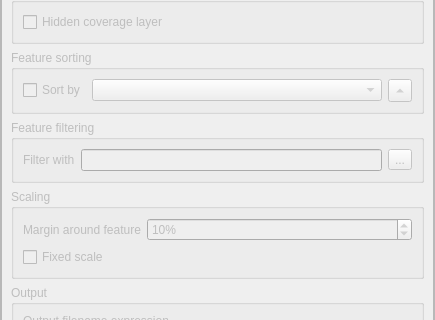
Above: src/ui/qgsatlascompositionwidgetbase.ui from carsmie/QGIS before the change; both pictures show x 0 to 435 and y 148 to 468 of the 435 by 596 pixel window. Below: the same form after it.
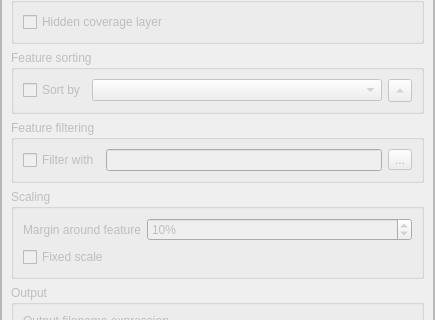
That is the form after the change. Custom widgets are drawn as their Qt base class.

Commit message: refs #7408 [Atlas] Add a checkbox on "filter with"

Diff of the .ui file:
```diff
--- a/src/ui/qgsatlascompositionwidgetbase.ui
+++ b/src/ui/qgsatlascompositionwidgetbase.ui
@@ -91,7 +91,7 @@
            <x>0</x>
            <y>0</y>
            <width>431</width>
-           <height>566</height>
+           <height>567</height>
           </rect>
          </property>
          <layout class="QVBoxLayout" name="mainLayout">
@@ -256,8 +256,15 @@
              <property name="fieldGrowthPolicy">
               <enum>QFormLayout::AllNonFixedFieldsGrow</enum>
              </property>
-             <item row="0" column="1">
+             <item row="0" column="0" colspan="2">
               <layout class="QHBoxLayout" name="horizontalLayout_2">
+               <item>
+                <widget class="QCheckBox" name="mAtlasFeatureFilterCheckBox">
+                 <property name="text">
+                  <string>Filter with</string>
+                 </property>
+                </widget>
+               </item>
                <item>
                 <widget class="QLineEdit" name="mAtlasFeatureFilterEdit"/>
                </item>
@@ -270,13 +277,6 @@
                </item>
               </layout>
              </item>
-             <item row="0" column="0">
-              <widget class="QLabel" name="label_2">
-               <property name="text">
-                <string>Filter with</string>
-               </property>
-              </widget>
-             </item>
             </layout>
            </widget>
           </item>
```
The commit also changes 4 other files.
